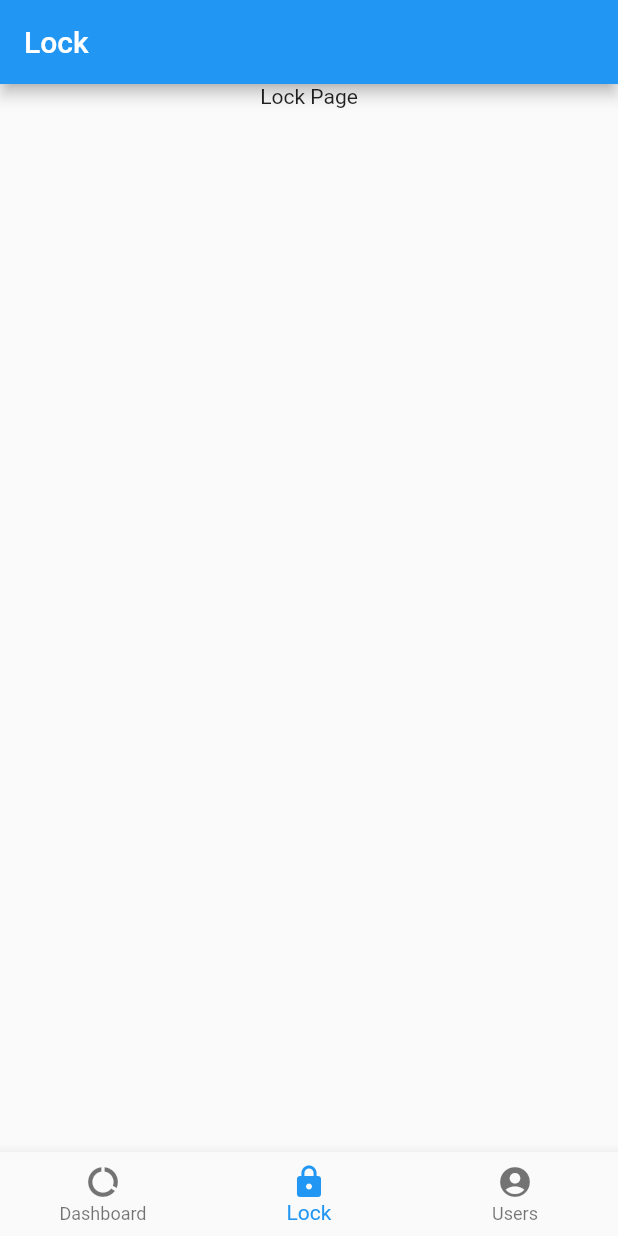
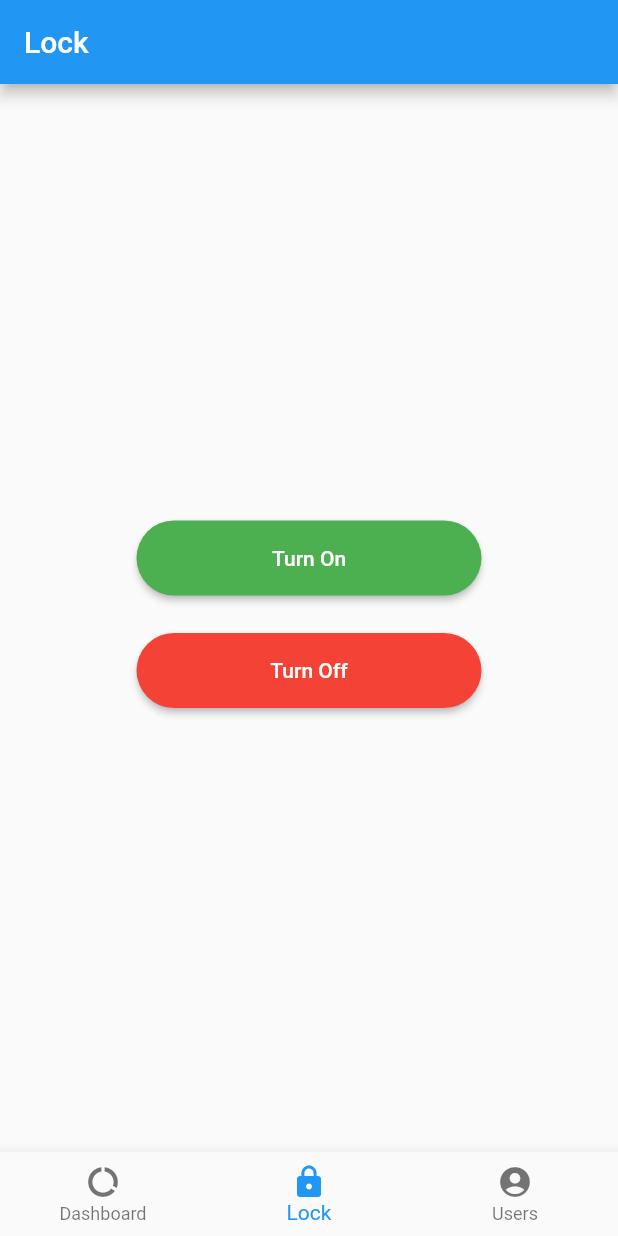
Before and after one commit to Aissam-gif/doorLock_mobileApp, a Flutter app: the screen it shows after launch, item 2 of the bottom bar chosen, on a phone screen of 412 x 824 dp. Run offline on Flutter 3.47's test engine with Material 2 defaults, Android fonts, the light colour scheme and no system bars.

Commit message:
lock page

```diff
--- a/lib/lockPage.dart
+++ b/lib/lockPage.dart
@@ -16,8 +16,46 @@ class _LockState extends State<Lock> {
         ),
         body: Center(
           child: Column(
+            mainAxisAlignment: MainAxisAlignment.center,
             children: [
-              const Text('Lock Page')
+              Container(
+                margin: EdgeInsets.all(10),
+                child:   SizedBox(
+                  width: 230,
+                  height: 50,
+                  child:ElevatedButton(
+                    onPressed: () {},
+                    child: const Text('Turn On'),
+                    style: ButtonStyle(
+                      backgroundColor: MaterialStateProperty.all(Colors.green),
+                      shape: MaterialStateProperty.all(
+                        RoundedRectangleBorder(
+                          borderRadius: BorderRadius.circular(30),
+                        ),
+                      ),
+                    ),
+                  ),
+                ),
+              ),
+              Container(
+                margin: EdgeInsets.all(15),
+                child:  SizedBox(
+                  width: 230,
+                  height: 50,
+                  child:ElevatedButton(
+                    onPressed: () {},
+                    child: const Text('Turn Off'),
+                    style: ButtonStyle(
+                      backgroundColor: MaterialStateProperty.all(Colors.red),
+                      shape: MaterialStateProperty.all(
+                        RoundedRectangleBorder(
+                          borderRadius: BorderRadius.circular(30),
+                        ),
+                      ),
+                    ),
+                  ),
+                ),
+              )
             ],
           ),
         )
```
